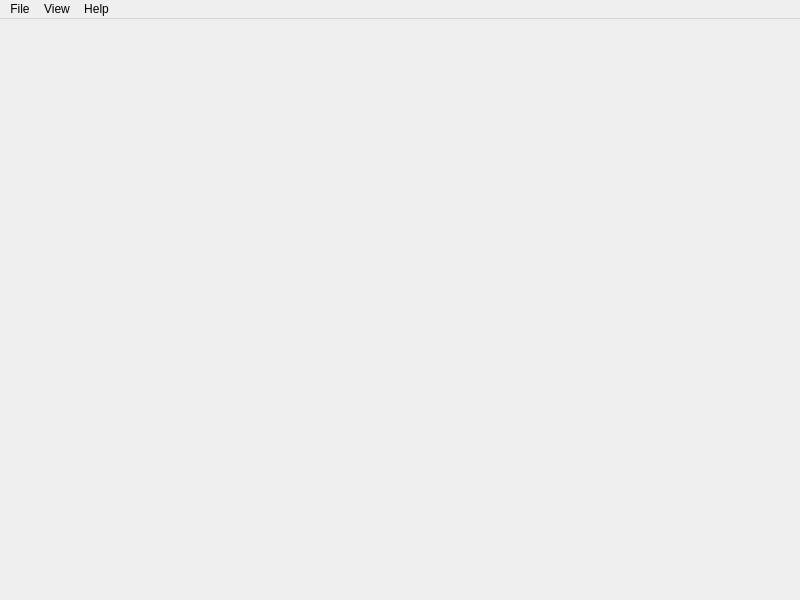
This is Source/UI/MainWindow.ui in krre/normalizer as Qt 5 draws it before an edit. The edited form follows.
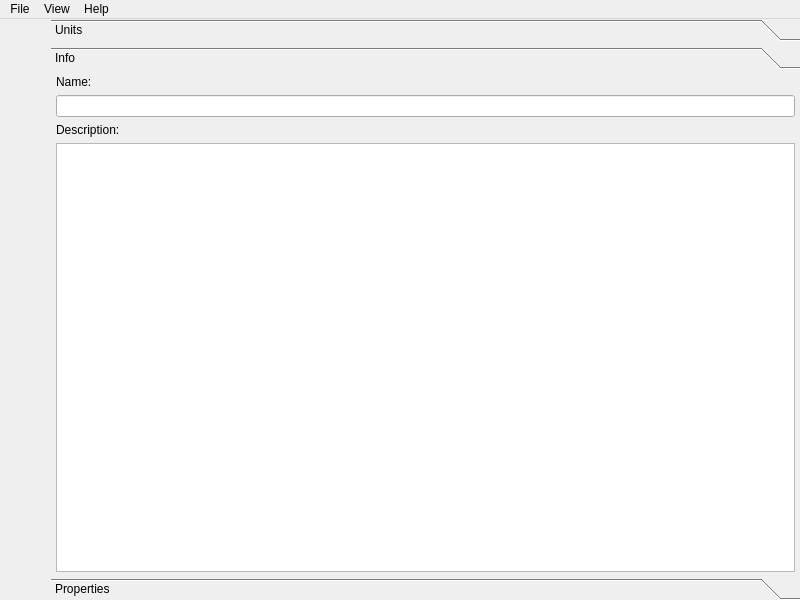
This is the edited form. The open tabs and pages were chosen to show the change.

Commit message: Add splitter to main window

What changed in the file:
```diff
--- a/Source/UI/MainWindow.ui
+++ b/Source/UI/MainWindow.ui
@@ -10,7 +10,153 @@
     <height>600</height>
    </rect>
   </property>
-  <widget class="QWidget" name="centralwidget"/>
+  <widget class="QWidget" name="centralwidget">
+   <layout class="QHBoxLayout" name="horizontalLayout">
+    <property name="leftMargin">
+     <number>0</number>
+    </property>
+    <property name="topMargin">
+     <number>0</number>
+    </property>
+    <property name="rightMargin">
+     <number>0</number>
+    </property>
+    <property name="bottomMargin">
+     <number>0</number>
+    </property>
+    <item>
+     <widget class="QSplitter" name="splitter">
+      <property name="orientation">
+       <enum>Qt::Horizontal</enum>
+      </property>
+      <property name="handleWidth">
+       <number>1</number>
+      </property>
+      <property name="childrenCollapsible">
+       <bool>false</bool>
+      </property>
+      <widget class="QWidget" name="editor" native="true">
+       <property name="minimumSize">
+        <size>
+         <width>50</width>
+         <height>0</height>
+        </size>
+       </property>
+       <layout class="QHBoxLayout" name="layout">
+        <property name="leftMargin">
+         <number>0</number>
+        </property>
+        <property name="topMargin">
+         <number>0</number>
+        </property>
+        <property name="rightMargin">
+         <number>0</number>
+        </property>
+        <property name="bottomMargin">
+         <number>0</number>
+        </property>
+       </layout>
+      </widget>
+      <widget class="QToolBox" name="toolBox">
+       <property name="minimumSize">
+        <size>
+         <width>50</width>
+         <height>0</height>
+        </size>
+       </property>
+       <property name="frameShape">
+        <enum>QFrame::NoFrame</enum>
+       </property>
+       <property name="currentIndex">
+        <number>0</number>
+       </property>
+       <widget class="QWidget" name="units">
+        <property name="geometry">
+         <rect>
+          <x>0</x>
+          <y>0</y>
+          <width>292</width>
+          <height>498</height>
+         </rect>
+        </property>
+        <attribute name="label">
+         <string>Units</string>
+        </attribute>
+        <layout class="QHBoxLayout" name="horizontalLayout_2">
+         <property name="leftMargin">
+          <number>5</number>
+         </property>
+         <property name="topMargin">
+          <number>0</number>
+         </property>
+         <property name="rightMargin">
+          <number>5</number>
+         </property>
+         <property name="bottomMargin">
+          <number>0</number>
+         </property>
+         <item>
+          <widget class="QListView" name="listView"/>
+         </item>
+        </layout>
+       </widget>
+       <widget class="QWidget" name="info">
+        <property name="geometry">
+         <rect>
+          <x>0</x>
+          <y>0</y>
+          <width>292</width>
+          <height>498</height>
+         </rect>
+        </property>
+        <attribute name="label">
+         <string>Info</string>
+        </attribute>
+        <layout class="QVBoxLayout" name="verticalLayout">
+         <property name="leftMargin">
+          <number>5</number>
+         </property>
+         <property name="topMargin">
+          <number>0</number>
+         </property>
+         <property name="rightMargin">
+          <number>5</number>
+         </property>
+         <property name="bottomMargin">
+          <number>0</number>
+         </property>
+         <item>
+          <widget class="QLabel" name="label">
+           <property name="text">
+            <string>Name:</string>
+           </property>
+          </widget>
+         </item>
+         <item>
+          <widget class="QLineEdit" name="lineEdit"/>
+         </item>
+         <item>
+          <widget class="QLabel" name="label_2">
+           <property name="text">
+            <string>Description:</string>
+           </property>
+          </widget>
+         </item>
+         <item>
+          <widget class="QTextEdit" name="textEdit"/>
+         </item>
+        </layout>
+       </widget>
+       <widget class="QWidget" name="properties">
+        <attribute name="label">
+         <string>Properties</string>
+        </attribute>
+       </widget>
+      </widget>
+     </widget>
+    </item>
+   </layout>
+  </widget>
   <widget class="QMenuBar" name="menubar">
    <property name="geometry">
     <rect>
```
The commit also changes 1 other file.
